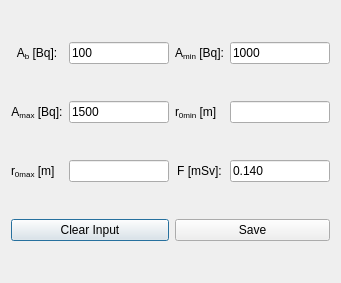
Qt form working_apps/simulations/radDialog.ui (urhtrinko/DroneRadioactivity_student_job) before a commit.
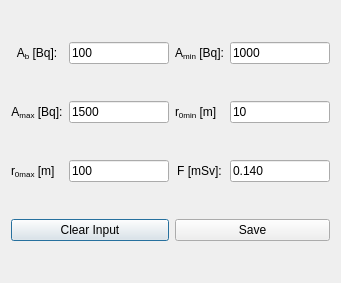
The same form after that commit.

```diff
--- a/working_apps/simulations/radDialog.ui
+++ b/working_apps/simulations/radDialog.ui
@@ -36,7 +36,11 @@
     </widget>
    </item>
    <item row="2" column="3">
-    <widget class="QLineEdit" name="lineEdit_r0min"/>
+    <widget class="QLineEdit" name="lineEdit_r0min">
+     <property name="text">
+      <string>10</string>
+     </property>
+    </widget>
    </item>
    <item row="2" column="1">
     <widget class="QLineEdit" name="lineEditAmax">
@@ -74,7 +78,11 @@
     </widget>
    </item>
    <item row="3" column="1">
-    <widget class="QLineEdit" name="lineEdit_r0max"/>
+    <widget class="QLineEdit" name="lineEdit_r0max">
+     <property name="text">
+      <string>100</string>
+     </property>
+    </widget>
    </item>
    <item row="3" column="2">
     <widget class="QLabel" name="labelF">
```
